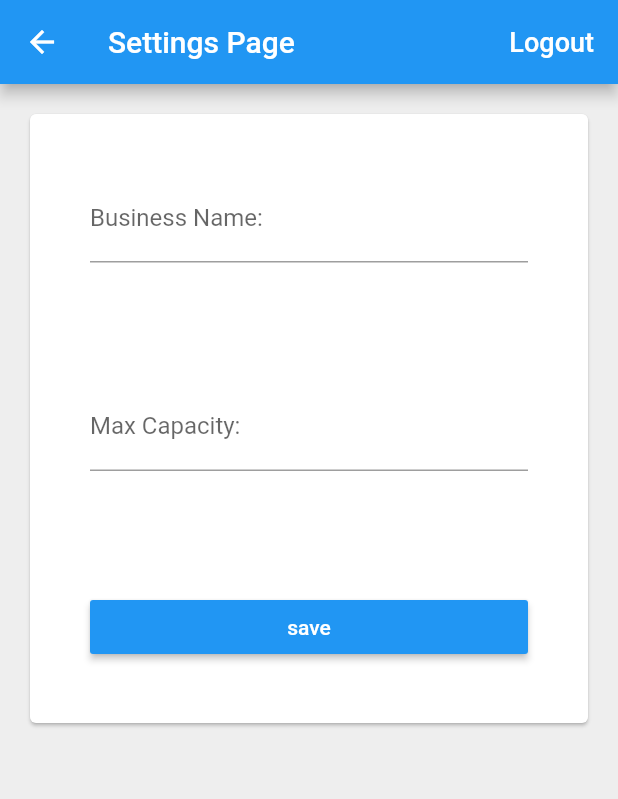
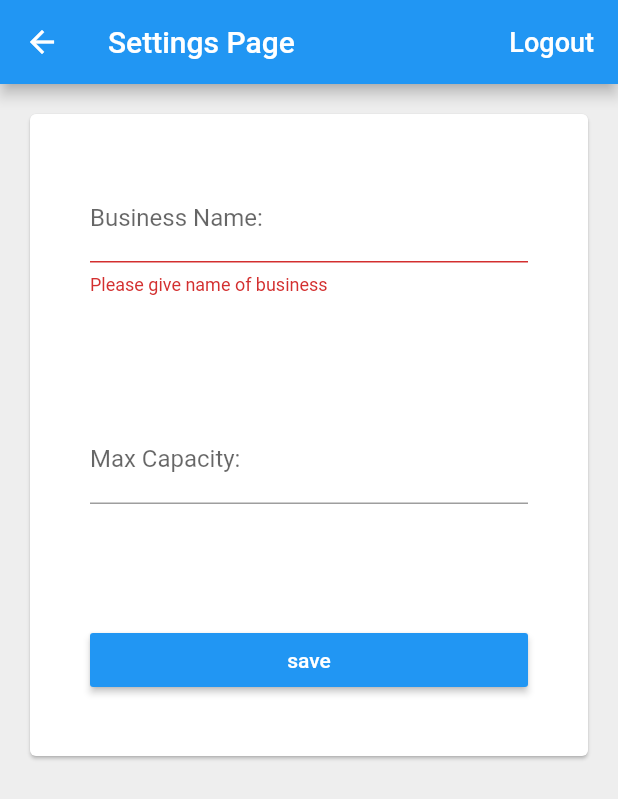
Before and after one commit to opunAI/business_capacity_challenge, a Flutter app: the SettingsScreen screen opened by its route, after a tap on "save", on a phone screen of 412 x 824 dp. Shown: the top 799 px of the screen. Run offline on Flutter 3.47's test engine with Material 2 defaults, Android fonts, the phone set to English and light mode, and no system bars; our stand-ins replace cloud_firestore, firebase_auth, firebase_core, font_awesome_flutter; accounts and stored records are empty.

Commit message:
Updated settings screen with some validators and updated database file.

```diff
--- a/lib/main.dart
+++ b/lib/main.dart
@@ -27,7 +27,7 @@ class MyApp extends StatelessWidget {
           primaryColor: Colors.blue,
         ),
         routes: {
-          // default route:
+          // default route
           '/': (context) => LandingPage(),
           '/welcome': (context) => WelcomeScreen(),
           '/home': (context) => MyHomePage(title: 'Capacity Counter'),
--- a/lib/screens/settings_screen.dart
+++ b/lib/screens/settings_screen.dart
@@ -1,11 +1,25 @@
 import 'package:flutter/material.dart';
 import 'package:opun_challenge/services/auth.dart';
-import 'package:opun_challenge/util/app_style.dart';
+import 'package:opun_challenge/services/database.dart';
 import 'package:provider/provider.dart';
 
 // TODO: save these values and use them in the home screen
 
-class SettingsScreen extends StatelessWidget {
+class SettingsScreen extends StatefulWidget {
+  final Database database;
+
+  const SettingsScreen({Key key, this.database}) : super(key: key);
+
+  @override
+  _SettingsScreenState createState() => _SettingsScreenState();
+}
+
+class _SettingsScreenState extends State<SettingsScreen> {
+  final _formKey = GlobalKey<FormState>();
+
+  String _name;
+
+  int _maxCapacity;
 
   Future<void> _signOut(BuildContext context) async {
     try {
@@ -16,6 +30,22 @@ class SettingsScreen extends StatelessWidget {
     catch (err) {
       print(err.toString());
     }
+  }
+
+  bool _validateAndSaveForm() {
+    final form = _formKey.currentState;
+    if(form.validate()) {
+      form.save();
+      return true;
+    }
+    return false;
+  }
+
+  void _submit() {
+    if(_validateAndSaveForm()) {
+      print('form saved, name: $_name, max capacity: $_maxCapacity');
+    }
+    //TODO: Submit data to Firestore
   }
 
   @override
@@ -39,32 +69,36 @@ class SettingsScreen extends StatelessWidget {
       body: Padding(
         padding: const EdgeInsets.all(16.0),
         child: Card(
-          child: _buildContent(),
+          child: _buildForm(),
         ),
       ),
       backgroundColor: Colors.grey[200],
     );
   }
-    Widget _buildContent() {
-      return Container(
+
+    Widget _buildForm() {
+      return Form(
+        key: _formKey,
         child: Column(
           mainAxisSize: MainAxisSize.min,
           crossAxisAlignment: CrossAxisAlignment.stretch,
           children: <Widget>[
             Padding(
               padding: const EdgeInsets.all(40.0),
-              child:TextField(
-                decoration: InputDecoration(
-                  labelText: 'Business Name:'
-                ),
+              child:TextFormField(
+                decoration: InputDecoration(labelText: 'Business Name:'),
+                validator: (value) => value.isNotEmpty ? null : 'Please give name of business',
+                onSaved: (value) => _name = value,
               ),
             ),
             Padding(
               padding: const EdgeInsets.all(40.0),
-              child: TextField(
+              child: TextFormField(
                 decoration: InputDecoration(
-                  labelText: 'Max Capacity:'
+                  labelText: 'Max Capacity:',
                 ),
+                keyboardType: TextInputType.numberWithOptions(signed: false, decimal: false),
+                onSaved: (value) => _maxCapacity = int.tryParse(value) ?? 0,
               ),
             ),
             Padding(
@@ -77,83 +111,11 @@ class SettingsScreen extends StatelessWidget {
                   ),
                 ),
                 color: Colors.blue,
-                onPressed: () => print('save pressed'),
+                onPressed: _submit,
               ),
             ),
           ],
         ),
       );
     }
-      //Center(
-      //   child: Column(
-      //     mainAxisAlignment: MainAxisAlignment.center,
-      //     children: [
-      //       Text('Settings', style: AppStyle.TITLE_TEXTSTYLE),
-      //       SizedBox(
-      //         height: 50,
-      //       ),
-      //       Row(
-      //         mainAxisAlignment: MainAxisAlignment.center,
-      //         children: [
-      //           Text(
-      //             'Max Capacity:',
-      //             style: AppStyle.BOLD_TEXTSTYLE,
-      //           ),
-      //           SizedBox(
-      //             width: 20,
-      //           ),
-      //           SizedBox(
-      //             width: 100,
-      //             child: TextField(),
-      //           ),
-      //         ],
-      //       ),
-      //       Row(
-      //         mainAxisAlignment: MainAxisAlignment.center,
-      //         children: [
-      //           Text(
-      //             'Business Name:',
-      //             style: AppStyle.BOLD_TEXTSTYLE,
-      //           ),
-      //           SizedBox(
-      //             width: 20,
-      //           ),
-      //           SizedBox(
-      //             width: 100,
-      //             child: TextField(),
-      //           ),
-      //         ],
-      //       ),
-      //       SizedBox(
-      //         height: 50,
-      //       ),
-      //       Row(
-      //         mainAxisAlignment: MainAxisAlignment.spaceEvenly,
-      //         children: [
-      //           // RaisedButton(
-      //           //   child: Text(
-      //           //     'back',
-      //           //     style: TextStyle(
-      //           //       color: Colors.white,
-      //           //     ),
-      //           //   ),
-      //           //   color: Theme.of(context).primaryColor,
-      //           //   onPressed: () => Navigator.pop(context),
-      //           // ),
-      //           RaisedButton(
-      //             child: Text(
-      //               'save',
-      //               style: TextStyle(
-      //                 color: Colors.white,
-      //               ),
-      //             ),
-      //             color: Theme.of(context).primaryColor,
-      //             onPressed: () => print('save pressed'),
-      //           ),
-      //         ],
-      //       )
-      //     ],
-      //   ),
-      // ),
-
-  }
+}
--- a/lib/services/database.dart
+++ b/lib/services/database.dart
@@ -1,12 +1,17 @@
-import 'package:flutter/foundation.dart';
+import 'package:meta/meta.dart';
+import 'package:cloud_firestore/cloud_firestore.dart';
 
 abstract class Database {
-
+  Future<void> createBusiness(Map<String, dynamic> businessData);
 }
 
 class FirestoreDatabase implements Database {
+  FirestoreDatabase({@required this.uid}) : assert(uid !=null);
   final String uid;
 
-  FirestoreDatabase({@required this.uid}) : assert(uid !=null);
-
+  Future<void> createBusiness(Map<String, dynamic> businessData) async {
+    final path = '/users/$uid/businesses/business_abc';
+    final documentReference = FirebaseFirestore.instance.doc(path);
+    await documentReference.set(businessData);
+  }
 }
--- a/lib/widgets/number_wheel.dart
+++ b/lib/widgets/number_wheel.dart
@@ -12,11 +12,15 @@ class NumberWheel extends StatefulWidget {
   _NumberWheelState createState() => _NumberWheelState();
 }
 
-class _NumberWheelState extends State<NumberWheel> {
+class _NumberWheelState extends State<NumberWheel>  with TickerProviderStateMixin{
   static const double IMAGE_SIZE = 120;
 
   Timer timer;
   double _angle = 0;
+
+  AnimationController _animatedController;
+
+
 
   @override
   void initState() {
```
